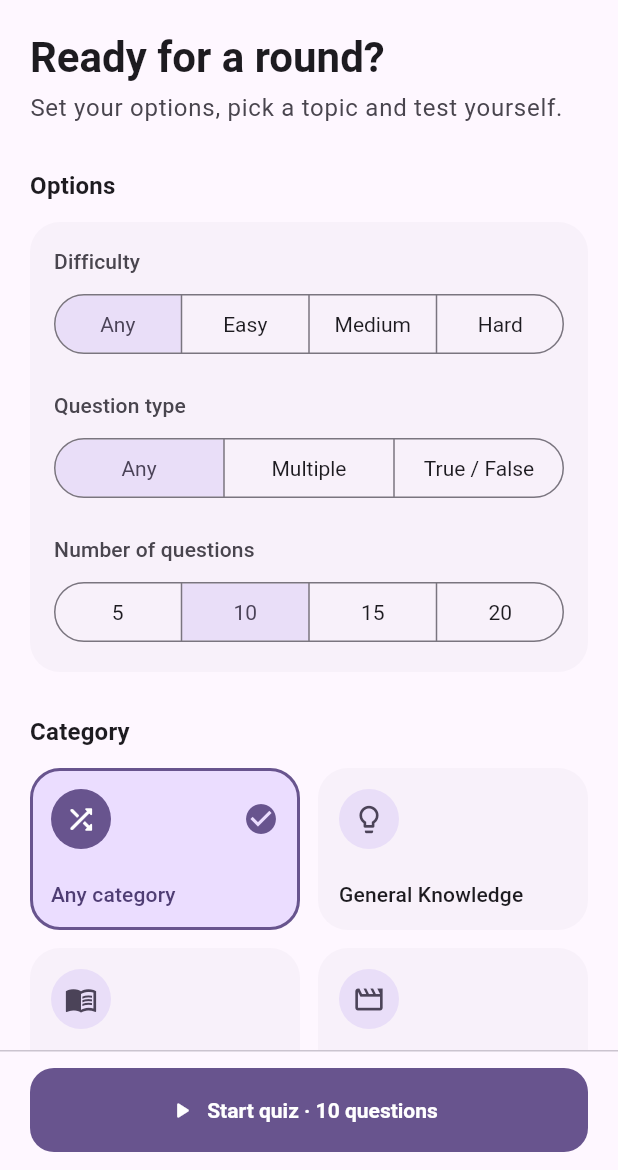
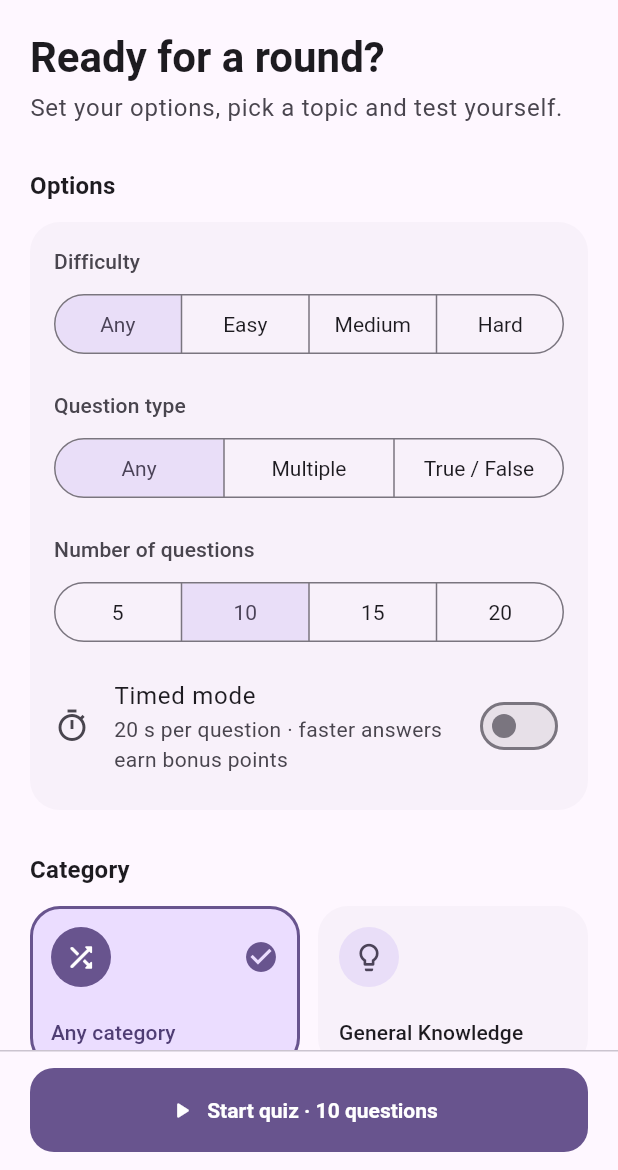
Before and after one commit to kaushalmeena/quiz-it, a Flutter app: the screen it shows after launch, on a phone screen of 412 x 824 dp, the part 66-1236 px from its top. Run offline on Flutter 3.47's test engine with Material 3 defaults, Android fonts, the phone set to English and light mode, and no system bars; our stand-ins replace flutter_riverpod, shared_preferences.

Commit message:
feat: optional timed mode with speed-bonus points
- 'Timed mode' switch in the quiz options (remembered like other settings)
- 20 s countdown per question that times the question out at zero
- Every correct answer scores 100 points; in timed mode up to 100 more,
  falling linearly with the time taken
- Score pill shows points (and the streak); feedback shows points earned
  and 'Time's up!'; results show total and per-question points
- Sessions keep the settings they were started with and when each
  question was shown; a clock provider makes timing testable

```diff
--- a/lib/models/question.dart
+++ b/lib/models/question.dart
@@ -15,6 +15,8 @@ class Question {
     required this.correctAnswer,
     required this.answers,
     this.selectedAnswer,
+    this.timedOut = false,
+    this.points = 0,
   });
 
   /// Parses a result from the Open Trivia Database, requested with
@@ -52,11 +54,26 @@ class Question {
   final List<String> answers;
   final String? selectedAnswer;
 
-  bool get isAnswered => selectedAnswer != null;
+  /// The timer ran out before an answer was picked.
+  final bool timedOut;
+
+  /// Points earned for this question, including any speed bonus.
+  final int points;
+
+  bool get isAnswered => selectedAnswer != null || timedOut;
 
   bool get isCorrect => selectedAnswer == correctAnswer;
 
-  Question answer(String answer) {
+  Question answer(String answer, {int points = 0}) =>
+      _copy(selectedAnswer: answer, points: points);
+
+  Question timeOut() => _copy(timedOut: true);
+
+  Question _copy({
+    String? selectedAnswer,
+    bool timedOut = false,
+    int points = 0,
+  }) {
     return Question(
       text: text,
       category: category,
@@ -64,7 +81,9 @@ class Question {
       type: type,
       correctAnswer: correctAnswer,
       answers: answers,
-      selectedAnswer: answer,
+      selectedAnswer: selectedAnswer,
+      timedOut: timedOut,
+      points: points,
     );
   }
 
@@ -77,7 +96,9 @@ class Question {
         other.type == type &&
         other.correctAnswer == correctAnswer &&
         listEquals(other.answers, answers) &&
-        other.selectedAnswer == selectedAnswer;
+        other.selectedAnswer == selectedAnswer &&
+        other.timedOut == timedOut &&
+        other.points == points;
   }
 
   @override
@@ -89,5 +110,7 @@ class Question {
     correctAnswer,
     Object.hashAll(answers),
     selectedAnswer,
+    timedOut,
+    points,
   );
 }
--- a/lib/models/session.dart
+++ b/lib/models/session.dart
@@ -3,6 +3,7 @@ import 'dart:math';
 import 'package:flutter/foundation.dart';
 
 import 'question.dart';
+import 'settings.dart';
 
 /// One round of questions, from start to results.
 @immutable
@@ -10,13 +11,33 @@ class QuizSession {
   const QuizSession({
     required this.questions,
     required this.startedAt,
+    this.settings = const QuizSettings(),
     this.index = 0,
+    DateTime? questionStartedAt,
     this.finishedAt,
-  });
+  }) : questionStartedAt = questionStartedAt ?? startedAt;
+
+  /// Points for any correct answer.
+  static const basePoints = 100;
+
+  /// Extra points for answering instantly in a timed quiz, falling linearly
+  /// to zero at the time limit.
+  static const maxBonus = 100;
+
+  /// Time allowed per question in a timed quiz.
+  static const timeLimit = Duration(seconds: 20);
 
   final List<Question> questions;
+
+  /// The settings this round was started with.
+  final QuizSettings settings;
+
   final int index;
   final DateTime startedAt;
+
+  /// When the current question was first shown.
+  final DateTime questionStartedAt;
+
   final DateTime? finishedAt;
 
   Question get current => questions[index];
@@ -27,9 +48,13 @@ class QuizSession {
 
   bool get isFinished => finishedAt != null;
 
+  bool get isTimed => settings.timed;
+
   int get answeredCount => questions.where((q) => q.isAnswered).length;
 
   int get correctCount => questions.where((q) => q.isCorrect).length;
+
+  int get points => questions.fold(0, (sum, q) => sum + q.points);
 
   double get score => total == 0 ? 0 : correctCount / total;
 
@@ -56,28 +81,47 @@ class QuizSession {
     return best;
   }
 
-  QuizSession answerCurrent(String answer) {
+  /// Points a correct answer given at [at] would earn.
+  int pointsAt(DateTime at) {
+    if (!isTimed) return basePoints;
+    final used = at.difference(questionStartedAt).inMilliseconds;
+    final left = 1 - used / timeLimit.inMilliseconds;
+    return basePoints + (maxBonus * left.clamp(0.0, 1.0)).round();
+  }
+
+  QuizSession answerCurrent(String answer, {required DateTime at}) {
+    final points = answer == current.correctAnswer ? pointsAt(at) : 0;
+    return _replaceCurrent(current.answer(answer, points: points));
+  }
+
+  QuizSession timeOutCurrent() => _replaceCurrent(current.timeOut());
+
+  QuizSession next({required DateTime at}) =>
+      _copy(index: min(index + 1, questions.length - 1), questionStartedAt: at);
+
+  QuizSession finish(DateTime at) => _copy(finishedAt: at);
+
+  QuizSession _replaceCurrent(Question question) {
     return _copy(
       questions: List.unmodifiable([
         for (var i = 0; i < questions.length; i++)
-          i == index ? questions[i].answer(answer) : questions[i],
+          i == index ? question : questions[i],
       ]),
     );
   }
 
-  QuizSession next() => _copy(index: min(index + 1, questions.length - 1));
-
-  QuizSession finish(DateTime at) => _copy(finishedAt: at);
-
   QuizSession _copy({
     List<Question>? questions,
     int? index,
+    DateTime? questionStartedAt,
     DateTime? finishedAt,
   }) {
     return QuizSession(
       questions: questions ?? this.questions,
+      settings: settings,
       index: index ?? this.index,
       startedAt: startedAt,
+      questionStartedAt: questionStartedAt ?? this.questionStartedAt,
       finishedAt: finishedAt ?? this.finishedAt,
     );
   }
@@ -86,12 +130,20 @@ class QuizSession {
   bool operator ==(Object other) {
     return other is QuizSession &&
         listEquals(other.questions, questions) &&
+        other.settings == settings &&
         other.index == index &&
         other.startedAt == startedAt &&
+        other.questionStartedAt == questionStartedAt &&
         other.finishedAt == finishedAt;
   }
 
   @override
-  int get hashCode =>
-      Object.hash(Object.hashAll(questions), index, startedAt, finishedAt);
+  int get hashCode => Object.hash(
+    Object.hashAll(questions),
+    settings,
+    index,
+    startedAt,
+    questionStartedAt,
+    finishedAt,
+  );
 }
--- a/lib/models/settings.dart
+++ b/lib/models/settings.dart
@@ -11,6 +11,7 @@ class QuizSettings {
     this.difficulty = Difficulty.any,
     this.type = QuestionType.any,
     this.amount = 10,
+    this.timed = false,
   });
 
   factory QuizSettings.fromJson(Map<String, dynamic> json) {
@@ -20,6 +21,7 @@ class QuizSettings {
       difficulty: Difficulty.parse(json['difficulty'] as String?),
       type: QuestionType.parse(json['type'] as String?),
       amount: amounts.contains(amount) ? amount as int : 10,
+      timed: json['timed'] as bool? ?? false,
     );
   }
 
@@ -31,39 +33,47 @@ class QuizSettings {
   final QuestionType type;
   final int amount;
 
+  /// Each question has a time limit, and fast answers earn bonus points.
+  final bool timed;
+
   QuizSettings withCategory(int? categoryId) => QuizSettings(
     categoryId: categoryId,
     difficulty: difficulty,
     type: type,
     amount: amount,
+    timed: timed,
   );
 
-  QuizSettings withDifficulty(Difficulty difficulty) => QuizSettings(
-    categoryId: categoryId,
-    difficulty: difficulty,
-    type: type,
-    amount: amount,
-  );
+  QuizSettings withDifficulty(Difficulty difficulty) =>
+      _copy(difficulty: difficulty);
 
-  QuizSettings withType(QuestionType type) => QuizSettings(
-    categoryId: categoryId,
-    difficulty: difficulty,
-    type: type,
-    amount: amount,
-  );
+  QuizSettings withType(QuestionType type) => _copy(type: type);
 
-  QuizSettings withAmount(int amount) => QuizSettings(
-    categoryId: categoryId,
-    difficulty: difficulty,
-    type: type,
-    amount: amount,
-  );
+  QuizSettings withAmount(int amount) => _copy(amount: amount);
+
+  QuizSettings withTimed(bool timed) => _copy(timed: timed);
+
+  QuizSettings _copy({
+    Difficulty? difficulty,
+    QuestionType? type,
+    int? amount,
+    bool? timed,
+  }) {
+    return QuizSettings(
+      categoryId: categoryId,
+      difficulty: difficulty ?? this.difficulty,
+      type: type ?? this.type,
+      amount: amount ?? this.amount,
+      timed: timed ?? this.timed,
+    );
+  }
 
   Map<String, dynamic> toJson() => {
     'categoryId': categoryId,
     'difficulty': difficulty.name,
     'type': type.name,
     'amount': amount,
+    'timed': timed,
   };
 
   @override
@@ -72,9 +82,10 @@ class QuizSettings {
         other.categoryId == categoryId &&
         other.difficulty == difficulty &&
         other.type == type &&
-        other.amount == amount;
+        other.amount == amount &&
+        other.timed == timed;
   }
 
   @override
-  int get hashCode => Object.hash(categoryId, difficulty, type, amount);
+  int get hashCode => Object.hash(categoryId, difficulty, type, amount, timed);
 }
--- a/lib/screens/home/options.dart
+++ b/lib/screens/home/options.dart
@@ -3,6 +3,7 @@ import 'package:flutter_riverpod/flutter_riverpod.dart';
 
 import '../../models/difficulty.dart';
 import '../../models/question_type.dart';
+import '../../models/session.dart';
 import '../../models/settings.dart';
 import '../../state/settings.dart';
 
@@ -23,6 +24,8 @@ class QuizOptions extends StatelessWidget {
             _Option(label: 'Question type', picker: _TypePicker()),
             SizedBox(height: 20),
             _Option(label: 'Number of questions', picker: _AmountPicker()),
+            SizedBox(height: 12),
+            _TimedSwitch(),
           ],
         ),
       ),
@@ -126,3 +129,28 @@ class _AmountPicker extends ConsumerWidget {
     );
   }
 }
+
+class _TimedSwitch extends ConsumerWidget {
+  const _TimedSwitch();
+
+  @override
+  Widget build(BuildContext context, WidgetRef ref) {
+    final timed = ref.watch(settingsProvider.select((s) => s.timed));
+    final seconds = QuizSession.timeLimit.inSeconds;
+
+    void handleChanged(bool value) {
+      ref.read(settingsProvider.notifier).setTimed(value);
+    }
+
+    return SwitchListTile(
+      contentPadding: EdgeInsets.zero,
+      secondary: const Icon(Icons.timer_outlined),
+      title: const Text('Timed mode'),
+      subtitle: Text(
+        '$seconds s per question · faster answers earn bonus points',
+      ),
+      value: timed,
+      onChanged: handleChanged,
+    );
+  }
+}
--- a/lib/screens/results/review.dart
+++ b/lib/screens/results/review.dart
@@ -59,7 +59,10 @@ class _ReviewCard extends StatelessWidget {
                 ),
                 const Spacer(),
                 Text(
-                  question.difficulty.label,
+                  [
+                    if (question.points > 0) '+${question.points}',
+                    question.difficulty.label,
+                  ].join(' · '),
                   style: theme.textTheme.labelMedium?.copyWith(
                     color: scheme.onSurfaceVariant,
                   ),
@@ -71,7 +74,9 @@ class _ReviewCard extends StatelessWidget {
             const SizedBox(height: 12),
             _AnswerLine(
               label: 'Your answer',
-              value: question.selectedAnswer ?? 'Skipped',
+              value: question.timedOut
+                  ? "Time's up"
+                  : question.selectedAnswer ?? 'Skipped',
               color: correct ? palette.success : scheme.error,
             ),
             if (!correct) ...[
--- a/lib/state/settings.dart
+++ b/lib/state/settings.dart
@@ -35,6 +35,8 @@ class SettingsNotifier extends Notifier<QuizSettings> {
 
   void selectAmount(int amount) => _save(state.withAmount(amount));
 
+  void setTimed(bool timed) => _save(state.withTimed(timed));
+
   void _save(QuizSettings settings) {
     state = settings;
     ref.read(storageProvider).write(storageKey, json.encode(settings.toJson()));
```
Also changed, not shown: lib/screens/quiz/countdown.dart (added, +103 -0 lines), lib/screens/quiz/feedback.dart (+9 -5 lines), lib/screens/quiz/quiz.dart (+37 -9 lines), lib/screens/results/results.dart (+6 -6 lines), lib/state/quiz.dart (+25 -4 lines), 3 other files.
